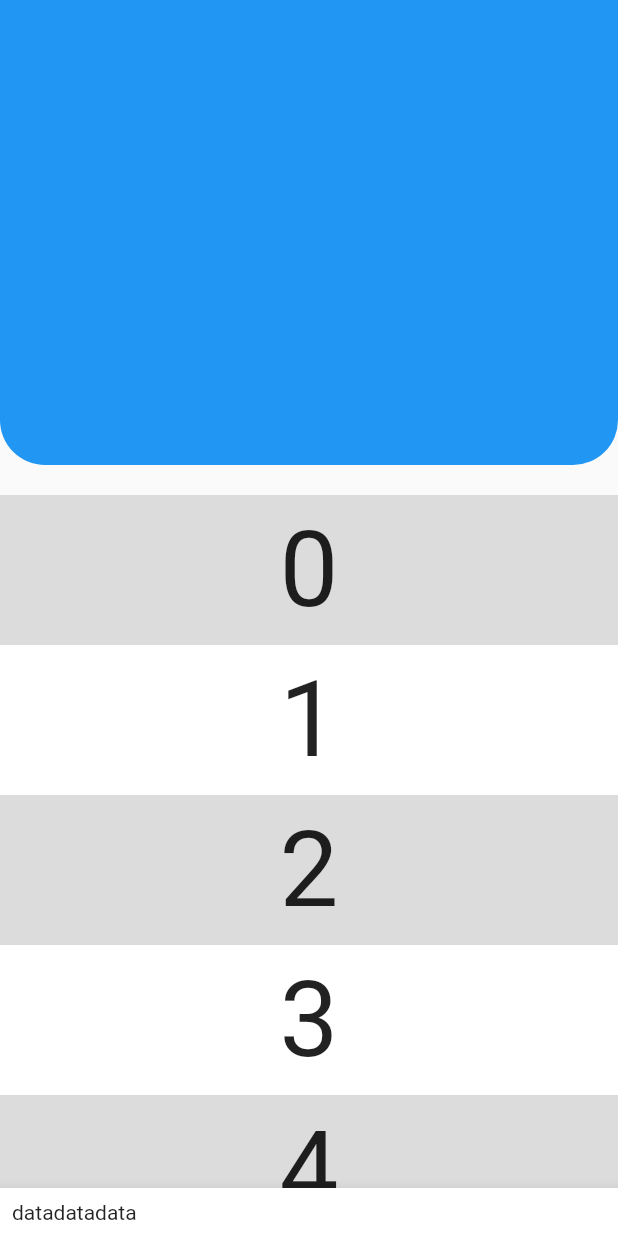
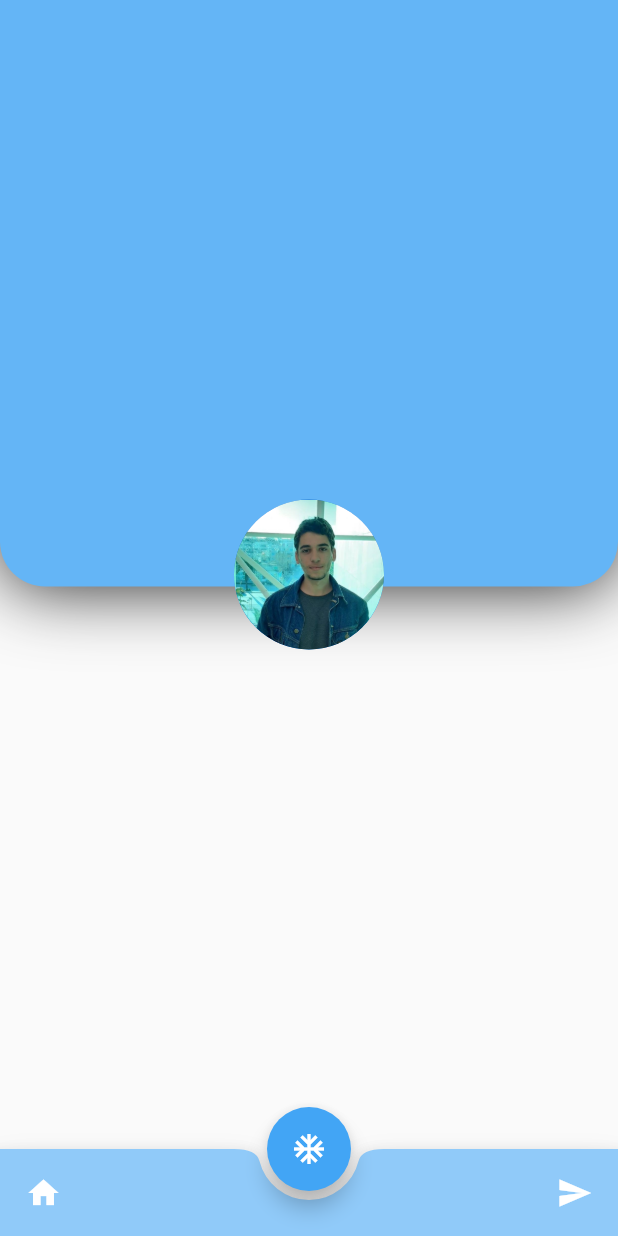
Before and after one commit to Riadhchibani/checkOut, a Flutter app: the screen it shows after launch, on a phone screen of 412 x 824 dp. Run offline on Flutter 3.47's test engine with Material 2 defaults, Android fonts, the phone set to English and light mode, and no system bars.

Commit message:
almost done for homePage and MessagePage

```diff
--- a/lib/homePage.dart/homePage.dart
+++ b/lib/homePage.dart/homePage.dart
@@ -1,114 +1,99 @@
+import 'package:flutter/cupertino.dart';
 import 'package:flutter/material.dart';
 
 class HomePage extends StatefulWidget {
   const HomePage({Key? key}) : super(key: key);
 
   @override
-  State<HomePage> createState() => _MyStatefulWidgetState();
+  State<HomePage> createState() => MyStateFulWidgetMessengerApp();
 }
 
-class _MyStatefulWidgetState extends State<HomePage> {
+class MyStateFulWidgetMessengerApp extends State<HomePage> {
   @override
   Widget build(BuildContext context) {
     return Scaffold(
-        body: CustomScrollView(
-          slivers: <Widget>[
-            SliverAppBar(
-              shape: RoundedRectangleBorder(
-                borderRadius: BorderRadius.vertical(
-                  bottom: Radius.circular(30),
+      body: Stack(
+        children: <Widget>[
+          FractionallySizedBox(
+            alignment: Alignment.topCenter,
+            widthFactor: 1,
+            child: Container(
+              height: 391,
+              decoration: new BoxDecoration(
+                borderRadius: BorderRadius.only(
+                  bottomLeft: Radius.circular(30),
+                  bottomRight: Radius.circular(30),
+                ),
+                color: Colors.blue[300],
+                boxShadow: [
+                  BoxShadow(
+                    color: Colors.black87,
+                    blurRadius: 40,
+                    offset: Offset(0, 0), // Shadow position
+                  ),
+                ],
               ),
             ),
-              toolbarHeight: 150,
-              pinned: true,
-              snap: false,
-              floating: false,
-              expandedHeight: 310.0,
-              flexibleSpace: FlexibleSpaceBar(),
           ),
-            SliverToBoxAdapter(
-              child: SizedBox(
-                height: 20,
-                child: Center(),
+          Align(
+            alignment: Alignment.center,
+            child: CircleAvatar(
+              radius: 50,
+              child: ClipOval(
+                child: Image.asset(
+                  "assets/images/riadhImage.jpg",
+                  fit: BoxFit.cover,
+                  width: 100,
+                  height: 100,
                 ),
               ),
-            SliverList(
-              delegate: SliverChildBuilderDelegate(
-                (BuildContext context, int index) {
-                  return Container(
-                    color: index.isOdd ? Colors.white : Colors.black12,
-                    height: 100.0,
-                    child: Center(
-                      child: Text('$index', textScaleFactor: 5),
-                    ),
-                  );
-                },
-                childCount: 20,
             ),
           ),
         ],
       ),
+      floatingActionButton: FloatingActionButton(
+        backgroundColor: Colors.blue[400],
+        onPressed: () {
+          //code to execute on button press
+        },
+        child: Icon(Icons.ac_unit),
+      ),
+      floatingActionButtonLocation: FloatingActionButtonLocation.centerDocked,
       bottomNavigationBar: BottomAppBar(
-          child: Padding(
-            padding: const EdgeInsets.all(8),
-            child: OverflowBar(
-                children: [Text("data"), Text("data"), Text("data")]),
+        color: Colors.blue[200],
+        shape: CircularNotchedRectangle(), //shape of notch
+        notchMargin:
+            6, //notche margin between floating button and bottom appbar
+        child: Row(
+          //children inside bottom appbar
+          //mainAxisSize: MainAxisSize.max,
+          mainAxisAlignment: MainAxisAlignment.spaceBetween,
+          children: <Widget>[
+            Padding(
+              padding: EdgeInsets.all(5),
+              child: IconButton(
+                icon: Icon(
+                  Icons.home,
+                  color: Colors.white,
                 ),
-        ));
-  }
-}
-/*
-
-
-
-        appBar: AppBar(
-          title: Text("Welcome"),
-        ),
-        body: NestedScrollView(
-          slivers: <Widget>[
-            SliverAppBar(
-                shadowColor: Colors.black,
-                pinned: true,
-                snap: false,
-                floating: false,
-                expandedHeight: 370.0,
-                leading: CircleAvatar(
-                  backgroundColor: Colors.red,
-                )
-                flexibleSpace: FlexibleSpaceBar(
-                title: Center(),
-                background: Container(
-                  height: 1500,
+                onPressed: () {},
               ),
             ),
+            Padding(
+              padding: EdgeInsets.all(5),
+              child: IconButton(
+                icon: Icon(
+                  Icons.send,
+                  color: Colors.white,
                 ),
-            const SliverToBoxAdapter(
-              child: SizedBox(
-                height: 20,
-                child: Center(),
-              ),
-            ),
-            SliverList(
-              delegate: SliverChildBuilderDelegate(
-                (BuildContext context, int index) {
-                  return Container(
-                    color: index.isOdd ? Colors.white : Colors.black12,
-                    height: 100.0,
-                    child: Center(
-                      child: Text('$index', textScaleFactor: 5),
-                    ),
-                  );
+                onPressed: () {
+                  //code
                 },
-                childCount: 20,
               ),
             ),
           ],
         ),
-        bottomNavigationBar: BottomAppBar(
-          child: Padding(
-            padding: const EdgeInsets.all(8),
-            child: OverflowBar(
-                children: [Text("data"), Text("data"), Text("data")]),
       ),
-        )
- */
+    );
+  }
+}
--- a/lib/main.dart
+++ b/lib/main.dart
@@ -1,6 +1,5 @@
+import 'package:app/homePage.dart/homePage.dart';
 import 'package:flutter/material.dart';
-
-import 'homePage.dart/homePage.dart';
 
 void main() {
   runApp(MyApp());
```
Also changed, not shown: lib/messengerPage/messangerApp.dart (added, +150 -0 lines), pubspec.yaml (+10 -4 lines), assets/SVGs/logoAppFulter.svg (added), assets/images/logoAppFulter.png (added), assets/images/personIcon.png (added), assets/images/riadhImage.jpg (added), pubspec.lock. Lines whose indentation alone changed are shown as unchanged.
